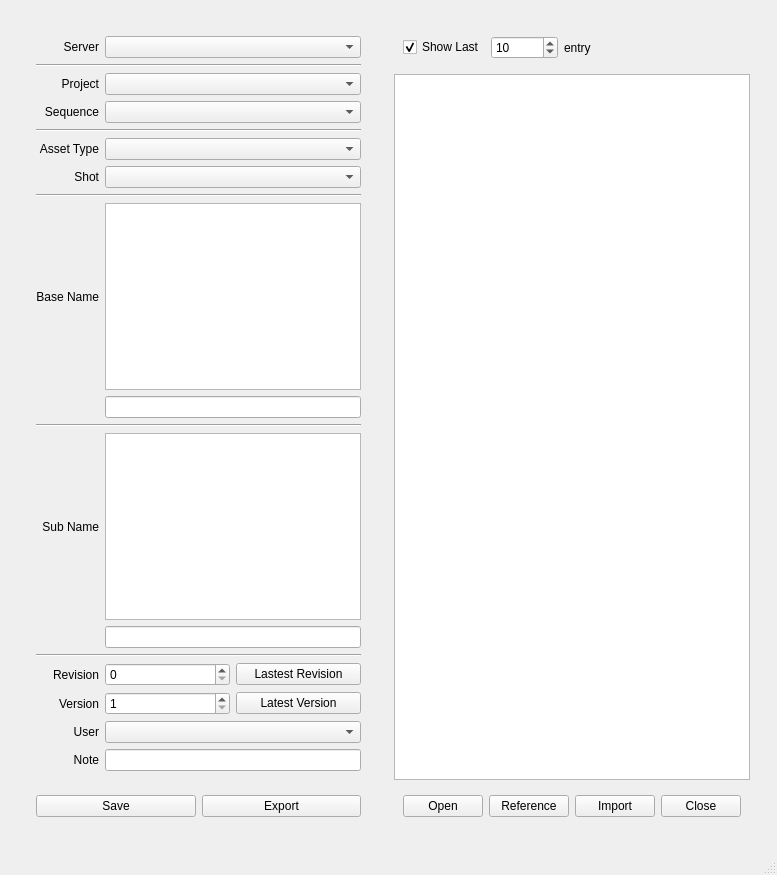
Above: ui/assetManager.ui from code-google-com/oyprojectmanager before the change. Below: the same form after it.
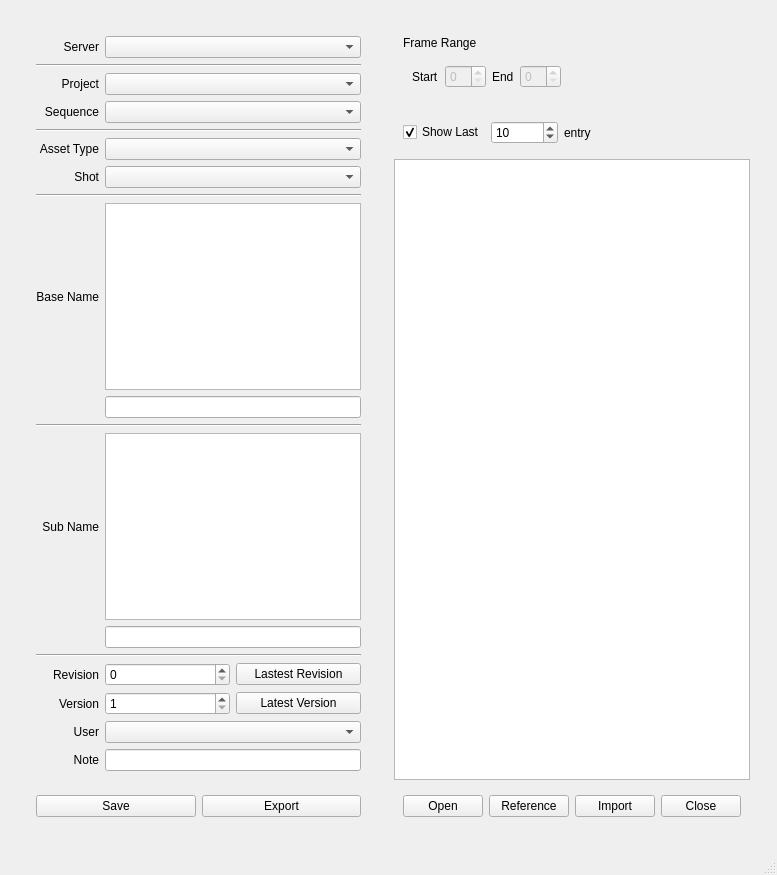
That is the form after the change.

What changed in the file:
```diff
--- a/ui/assetManager.ui
+++ b/ui/assetManager.ui
@@ -559,6 +559,72 @@
        <item>
         <widget class="QWidget" name="verticalWidget2" native="true">
          <layout class="QVBoxLayout" name="verticalLayout2">
+          <item>
+           <widget class="QWidget" name="verticalWidget" native="true">
+            <layout class="QVBoxLayout" name="verticalLayout_2">
+             <item>
+              <widget class="QLabel" name="frameRange_label">
+               <property name="text">
+                <string>Frame Range</string>
+               </property>
+              </widget>
+             </item>
+             <item>
+              <widget class="QWidget" name="horizontalWidget" native="true">
+               <property name="sizePolicy">
+                <sizepolicy hsizetype="Preferred" vsizetype="Preferred">
+                 <horstretch>0</horstretch>
+                 <verstretch>0</verstretch>
+                </sizepolicy>
+               </property>
+               <layout class="QHBoxLayout" name="horizontalLayout_2">
+                <item>
+                 <widget class="QLabel" name="startFrame_label">
+                  <property name="text">
+                   <string>Start</string>
+                  </property>
+                 </widget>
+                </item>
+                <item>
+                 <widget class="QSpinBox" name="spinBox">
+                  <property name="enabled">
+                   <bool>false</bool>
+                  </property>
+                 </widget>
+                </item>
+                <item>
+                 <widget class="QLabel" name="endFrame_label">
+                  <property name="text">
+                   <string>End</string>
+                  </property>
+                 </widget>
+                </item>
+                <item>
+                 <widget class="QSpinBox" name="spinBox_2">
+                  <property name="enabled">
+                   <bool>false</bool>
+                  </property>
+                 </widget>
+                </item>
+                <item>
+                 <spacer name="horizontalSpacer_2">
+                  <property name="orientation">
+                   <enum>Qt::Horizontal</enum>
+                  </property>
+                  <property name="sizeHint" stdset="0">
+                   <size>
+                    <width>40</width>
+                    <height>20</height>
+                   </size>
+                  </property>
+                 </spacer>
+                </item>
+               </layout>
+              </widget>
+             </item>
+            </layout>
+           </widget>
+          </item>
           <item>
            <widget class="QWidget" name="horizontalWidget" native="true">
             <layout class="QHBoxLayout" name="horizontalLayout">
```
